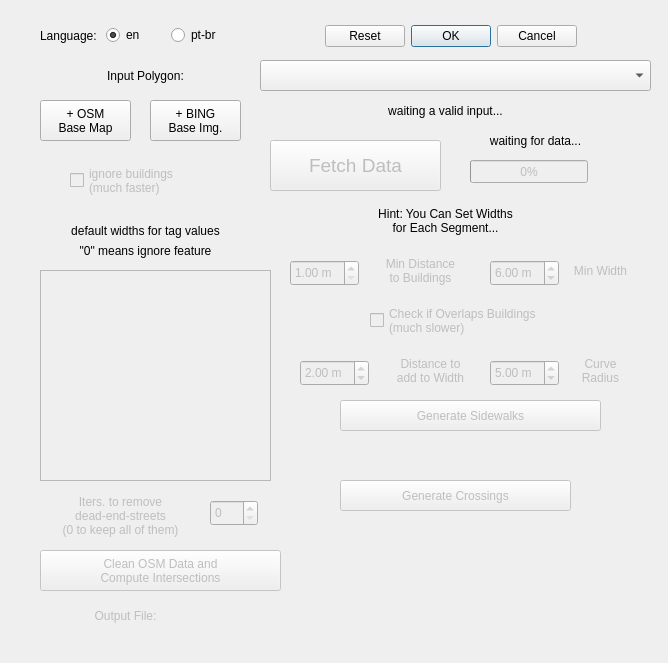
Qt form osm_sidewalkreator_dialog_base.ui (kauevestena/osm_sidewalkreator) before a commit.
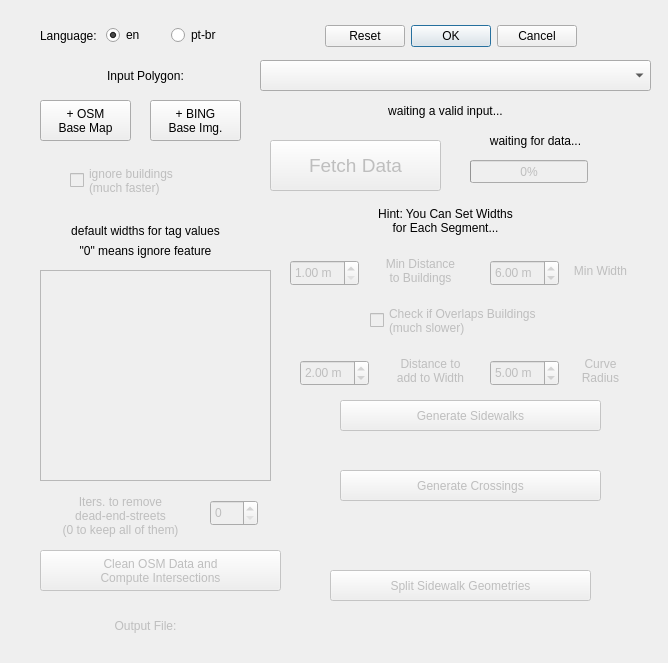
The same form after that commit. Custom widgets are drawn as their Qt base class.

Commit message: another bug handled =D

```diff
--- a/osm_sidewalkreator_dialog_base.ui
+++ b/osm_sidewalkreator_dialog_base.ui
@@ -119,7 +119,7 @@
    <property name="geometry">
     <rect>
      <x>230</x>
-     <y>600</y>
+     <y>610</y>
      <width>391</width>
      <height>41</height>
     </rect>
@@ -134,8 +134,8 @@
    </property>
    <property name="geometry">
     <rect>
-     <x>60</x>
-     <y>600</y>
+     <x>80</x>
+     <y>610</y>
      <width>131</width>
      <height>31</height>
     </rect>
@@ -691,8 +691,8 @@
    <property name="geometry">
     <rect>
      <x>340</x>
-     <y>480</y>
-     <width>231</width>
+     <y>470</y>
+     <width>261</width>
      <height>31</height>
     </rect>
    </property>
@@ -749,6 +749,34 @@
     <set>Qt::AlignCenter</set>
    </property>
   </widget>
+  <widget class="QPushButton" name="split_sidewalks">
+   <property name="enabled">
+    <bool>false</bool>
+   </property>
+   <property name="geometry">
+    <rect>
+     <x>330</x>
+     <y>570</y>
+     <width>261</width>
+     <height>31</height>
+    </rect>
+   </property>
+   <property name="text">
+    <string>Split Sidewalk Geometries</string>
+   </property>
+   <property name="checkable">
+    <bool>false</bool>
+   </property>
+   <property name="autoDefault">
+    <bool>true</bool>
+   </property>
+   <property name="default">
+    <bool>false</bool>
+   </property>
+   <property name="flat">
+    <bool>false</bool>
+   </property>
+  </widget>
  </widget>
  <customwidgets>
   <customwidget>
```
The commit also changes 1 other file.
